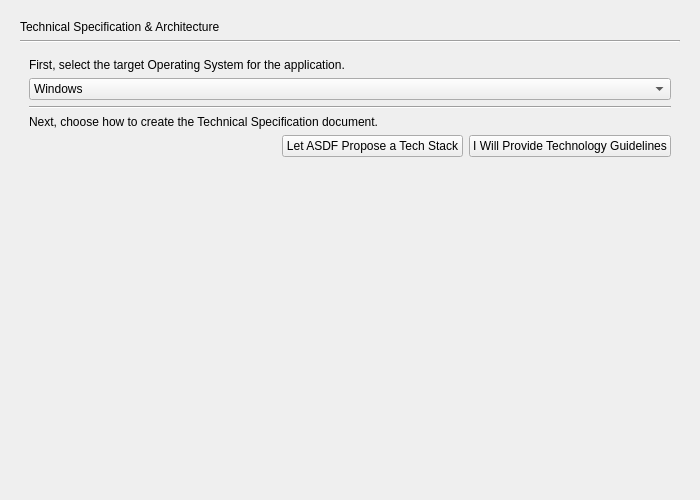
First picture: the form in gui/tech_spec_page.ui, repository mariolewis/asdf_factory, before the edit.
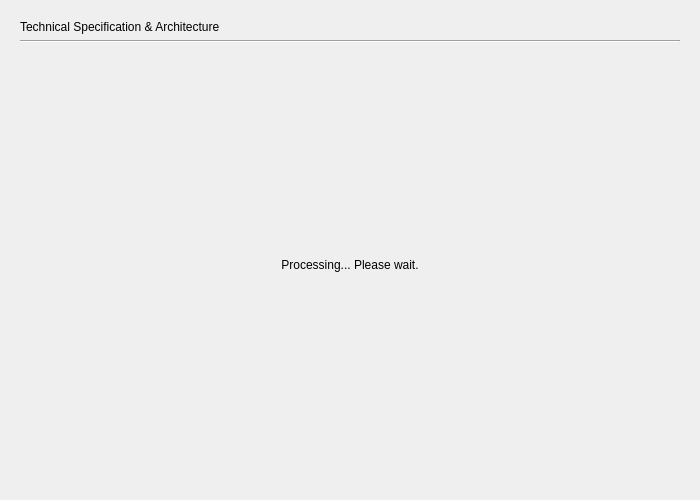
Second picture: the form after the edit. The open tabs and pages were chosen to show the change.

Commit message: fix(gui): Standardize refinement workflow and fix UI bugs for CR-ASDF-P2A2-02

Diff of the .ui file:
```diff
--- a/gui/tech_spec_page.ui
+++ b/gui/tech_spec_page.ui
@@ -240,6 +240,46 @@
        </item>
       </layout>
      </widget>
+     <widget class="QWidget" name="processingPage">
+      <layout class="QVBoxLayout" name="verticalLayout_5">
+       <item>
+        <spacer name="verticalSpacer_2">
+         <property name="orientation">
+          <enum>Qt::Vertical</enum>
+         </property>
+         <property name="sizeHint" stdset="0">
+          <size>
+           <width>20</width>
+           <height>40</height>
+          </size>
+         </property>
+        </spacer>
+       </item>
+       <item>
+        <widget class="QLabel" name="processingLabel">
+         <property name="text">
+          <string>Processing... Please wait.</string>
+         </property>
+         <property name="alignment">
+          <set>Qt::AlignCenter</set>
+         </property>
+        </widget>
+       </item>
+       <item>
+        <spacer name="verticalSpacer_3">
+         <property name="orientation">
+          <enum>Qt::Vertical</enum>
+         </property>
+         <property name="sizeHint" stdset="0">
+          <size>
+           <width>20</width>
+           <height>40</height>
+          </size>
+         </property>
+        </spacer>
+       </item>
+      </layout>
+     </widget>
     </widget>
    </item>
   </layout>
```
The commit also changes 7 other files.
